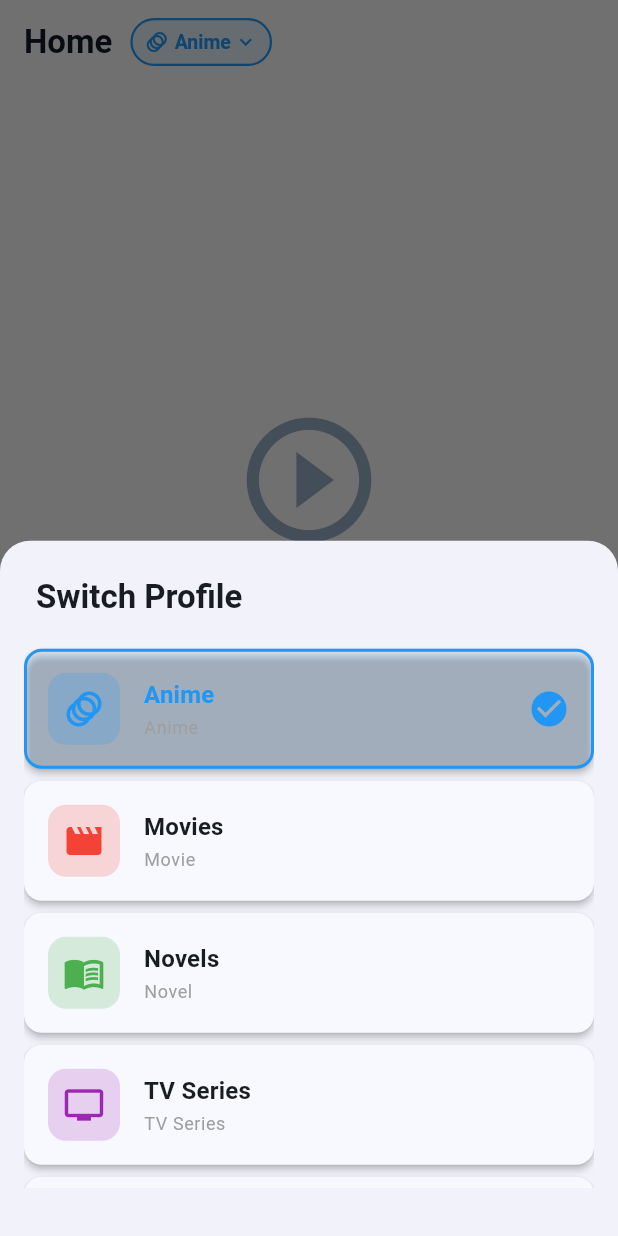
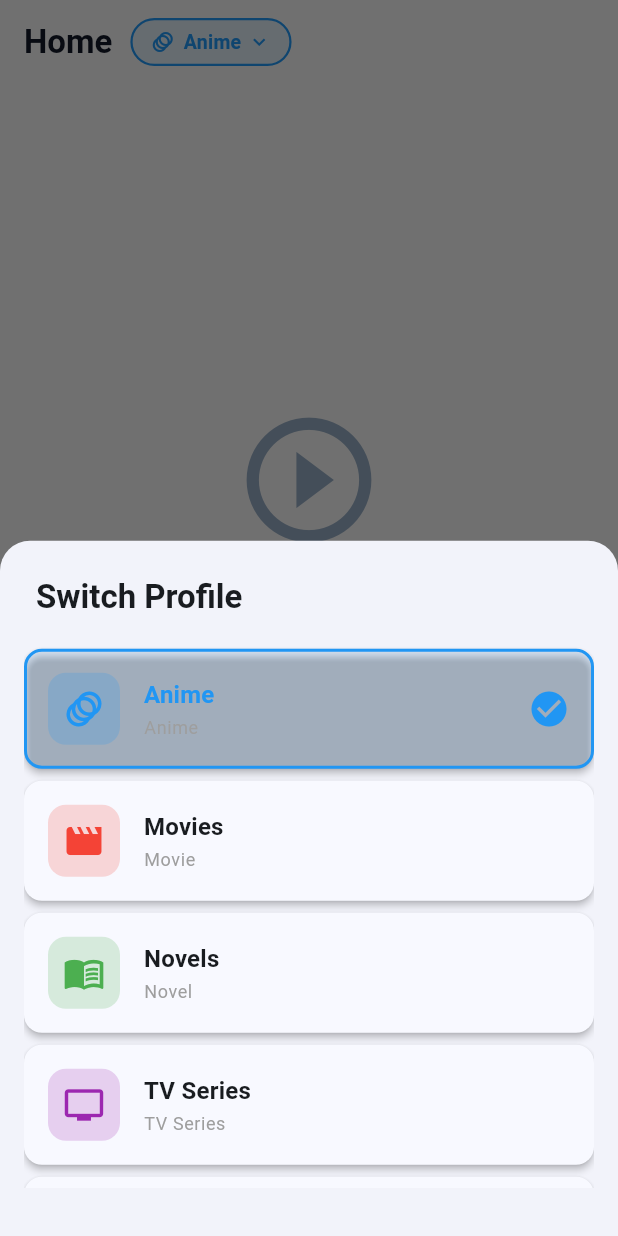
Before and after one commit to Silversoul-07/omega, a Flutter app: the screen it shows after launch, after a tap on "Anime", on a phone screen of 412 x 824 dp. Run offline on Flutter 3.47's test engine with Material 3 defaults, Android fonts, the phone set to English and light mode, and no system bars; our stand-ins replace google_generative_ai, isar; accounts and stored records are empty; generated files the repository leaves out were written again.

Commit message:
feat: Unified profile selector and modern UI polish
Created consistent profile selector across all screens with modern design.

## New Features
1. **Shared ProfileSelectorButton Widget**
   - Reusable pill-shaped button with modern Material 3 design
   - Consistent across Home, Shelves, and Library screens
   - Profile color-coded background and border
   - Icon + Name + Dropdown indicator
   - Smooth tap interaction

## UI Improvements
1. **Consistent Profile Selector Design**
   - Home: Profile selector in AppBar title row
   - Shelves: Profile selector in AppBar actions
   - Library: Profile selector in AppBar actions
   - All use the same ProfileSelectorButton component

2. **Modern Material 3 Design**
   - Pill-shaped container (height 32, borderRadius 16)
   - Color-coded with 10% opacity background
   - 1.5px border in profile color
   - Proper spacing and padding
   - Letter spacing for better readability

3. **Better Visual Hierarchy**
   - Consistent 12px padding on profile selectors
   - Proper icon sizes (16px)
   - Clear typography with bold font weights
   - Subtle color indicators for active profile

## Files Changed
- lib/widgets/profile_selector_button.dart (NEW)
- lib/screens/home/home_screen.dart
- lib/screens/shelves/shelves_screen.dart
- lib/screens/library/library_screen.dart

## Technical Details
- Removed duplicate code from Home screen (_buildProfileSelector)
- All screens now import ProfileSelectorButton
- Consistent onChanged callbacks for state updates
- Cross-platform friendly design (iOS + Android)

Fixes profile selector inconsistency bugs reported by user.
Provides modern, polished UI for multi-platform users.

```diff
--- a/lib/screens/home/home_screen.dart
+++ b/lib/screens/home/home_screen.dart
@@ -4,7 +4,7 @@ import '../../models/enums.dart';
 import '../../models/profile_type.dart';
 import '../../services/database_service.dart';
 import '../../widgets/content_card.dart';
-import '../../widgets/profile_switcher.dart';
+import '../../widgets/profile_selector_button.dart';
 
 /// Home screen - Shows currently watching content
 class HomeScreen extends StatefulWidget {
@@ -37,8 +37,17 @@ class _HomeScreenState extends State<HomeScreen> {
               style: TextStyle(fontWeight: FontWeight.bold),
             ),
             const SizedBox(width: 12),
-            _buildProfileSelector(),
-            const SizedBox(width: 12),
+            ProfileSelectorButton(
+              selectedProfile: widget.selectedProfile,
+              onProfileChange: widget.onProfileChange,
+              onChanged: () {
+                // Reset filters when profile changes
+                setState(() {
+                  _selectedType = null;
+                  _selectedCategory = null;
+                });
+              },
+            ),
           ],
         ),
       ),
@@ -50,66 +59,6 @@ class _HomeScreenState extends State<HomeScreen> {
       ),
     );
   }
-
-  Widget _buildProfileSelector() {
-    return GestureDetector(
-      onTap: () async {
-        if (widget.selectedProfile != null) {
-          final newProfile = await ProfileSwitcher.show(
-            context,
-            widget.selectedProfile!,
-          );
-          if (newProfile != null) {
-            widget.onProfileChange(newProfile);
-            // Reset filters when profile changes
-            setState(() {
-              _selectedType = null;
-              _selectedCategory = null;
-            });
-          }
-        }
-      },
-      child: Container(
-        height: 32,
-        padding: const EdgeInsets.symmetric(horizontal: 8),
-        decoration: BoxDecoration(
-          color: widget.selectedProfile?.color.withOpacity(0.1) ?? Colors.grey.withOpacity(0.1),
-          borderRadius: BorderRadius.circular(16),
-          border: Border.all(
-            color: widget.selectedProfile?.color ?? Colors.grey,
-            width: 1.5,
-          ),
-        ),
-        child: Row(
-          mainAxisSize: MainAxisSize.min,
-          children: [
-            Icon(
-              widget.selectedProfile?.icon ?? Icons.apps,
-              size: 16,
-              color: widget.selectedProfile?.color ?? Colors.grey,
-            ),
-            const SizedBox(width: 4),
-            Text(
-              widget.selectedProfile?.displayName ?? 'All',
-              style: TextStyle(
-                fontSize: 13,
-                fontWeight: FontWeight.bold,
-                color: widget.selectedProfile?.color ?? Colors.grey,
-              ),
-            ),
-            const SizedBox(width: 2),
-            Icon(
-              Icons.keyboard_arrow_down,
-              size: 16,
-              color: widget.selectedProfile?.color ?? Colors.grey,
-            ),
-          ],
-        ),
-      ),
-    );
-  }
-
-
 
   Widget _buildCategoryFilter() {
     return FutureBuilder<List<ContentItem>>(
--- a/lib/screens/library/library_screen.dart
+++ b/lib/screens/library/library_screen.dart
@@ -6,7 +6,7 @@ import '../../models/profile_type.dart';
 import '../../services/database_service.dart';
 import '../../widgets/add_content_fab.dart';
 import '../../widgets/content_grid_card.dart';
-import '../../widgets/profile_switcher.dart';
+import '../../widgets/profile_selector_button.dart';
 import 'add_edit_list_dialog.dart';
 
 /// Library screen - Custom lists with tab navigation
@@ -141,29 +141,13 @@ class _LibraryScreenState extends State<LibraryScreen>
           ),
           actions: [
             if (widget.selectedProfile != null)
-              IconButton(
-                icon: Container(
-                  padding: const EdgeInsets.all(6),
-                  decoration: BoxDecoration(
-                    color: widget.selectedProfile!.color.withOpacity(0.2),
-                    shape: BoxShape.circle,
-                  ),
-                  child: Icon(
-                    widget.selectedProfile!.icon,
-                    color: widget.selectedProfile!.color,
-                    size: 20,
-                  ),
+              Padding(
+                padding: const EdgeInsets.only(right: 8),
+                child: ProfileSelectorButton(
+                  selectedProfile: widget.selectedProfile,
+                  onProfileChange: widget.onProfileChange,
+                  onChanged: () => setState(() => _refreshKey++),
                 ),
-                tooltip: 'Switch profile',
-                onPressed: () async {
-                  final newProfile = await ProfileSwitcher.show(
-                    context,
-                    widget.selectedProfile!,
-                  );
-                  if (newProfile != null) {
-                    widget.onProfileChange(newProfile);
-                  }
-                },
               ),
             IconButton(
               icon: const Icon(Icons.add_box_outlined),
--- a/lib/screens/shelves/shelves_screen.dart
+++ b/lib/screens/shelves/shelves_screen.dart
@@ -5,7 +5,7 @@ import '../../models/profile_type.dart';
 import '../../services/database_service.dart';
 import '../../widgets/content_grid_card.dart';
 import '../../widgets/add_content_fab.dart';
-import '../../widgets/profile_switcher.dart';
+import '../../widgets/profile_selector_button.dart';
 
 /// Shelves screen - Status-based organization
 /// Shows content filtered by status: Planned, Completed, On Hold, Dropped
@@ -51,29 +51,13 @@ class _ShelvesScreenState extends State<ShelvesScreen>
         ),
         actions: [
           if (widget.selectedProfile != null)
-            IconButton(
-              icon: Container(
-                padding: const EdgeInsets.all(6),
-                decoration: BoxDecoration(
-                  color: widget.selectedProfile!.color.withOpacity(0.2),
-                  shape: BoxShape.circle,
-                ),
-                child: Icon(
-                  widget.selectedProfile!.icon,
-                  color: widget.selectedProfile!.color,
-                  size: 20,
-                ),
+            Padding(
+              padding: const EdgeInsets.only(right: 12),
+              child: ProfileSelectorButton(
+                selectedProfile: widget.selectedProfile,
+                onProfileChange: widget.onProfileChange,
+                onChanged: () => setState(() => _refreshKey++),
               ),
-              tooltip: 'Switch profile',
-              onPressed: () async {
-                final newProfile = await ProfileSwitcher.show(
-                  context,
-                  widget.selectedProfile!,
-                );
-                if (newProfile != null) {
-                  widget.onProfileChange(newProfile);
-                }
-              },
             ),
         ],
         bottom: TabBar(
--- /dev/null
+++ b/lib/widgets/profile_selector_button.dart
@@ -0,0 +1,75 @@
+import 'package:flutter/material.dart';
+import '../models/profile_type.dart';
+import 'profile_switcher.dart';
+
+/// Reusable profile selector button with modern pill design
+/// Consistent across Home, Shelves, and Library screens
+class ProfileSelectorButton extends StatelessWidget {
+  final ProfileType? selectedProfile;
+  final Function(ProfileType) onProfileChange;
+  final VoidCallback? onChanged;
+
+  const ProfileSelectorButton({
+    super.key,
+    required this.selectedProfile,
+    required this.onProfileChange,
+    this.onChanged,
+  });
+
+  @override
+  Widget build(BuildContext context) {
+    return GestureDetector(
+      onTap: () async {
+        if (selectedProfile != null) {
+          final newProfile = await ProfileSwitcher.show(
+            context,
+            selectedProfile!,
+          );
+          if (newProfile != null) {
+            onProfileChange(newProfile);
+            onChanged?.call();
+          }
+        }
+      },
+      child: Container(
+        height: 32,
+        padding: const EdgeInsets.symmetric(horizontal: 12),
+        decoration: BoxDecoration(
+          color: selectedProfile?.color.withOpacity(0.1) ??
+                 Colors.grey.withOpacity(0.1),
+          borderRadius: BorderRadius.circular(16),
+          border: Border.all(
+            color: selectedProfile?.color ?? Colors.grey,
+            width: 1.5,
+          ),
+        ),
+        child: Row(
+          mainAxisSize: MainAxisSize.min,
+          children: [
+            Icon(
+              selectedProfile?.icon ?? Icons.apps,
+              size: 16,
+              color: selectedProfile?.color ?? Colors.grey,
+            ),
+            const SizedBox(width: 6),
+            Text(
+              selectedProfile?.displayName ?? 'All',
+              style: TextStyle(
+                fontSize: 13,
+                fontWeight: FontWeight.bold,
+                color: selectedProfile?.color ?? Colors.grey,
+                letterSpacing: 0.2,
+              ),
+            ),
+            const SizedBox(width: 4),
+            Icon(
+              Icons.keyboard_arrow_down,
+              size: 16,
+              color: selectedProfile?.color ?? Colors.grey,
+            ),
+          ],
+        ),
+      ),
+    );
+  }
+}
```
